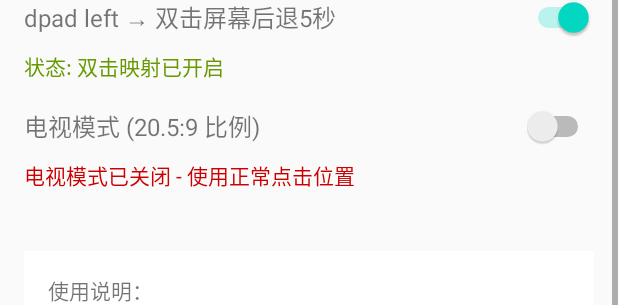
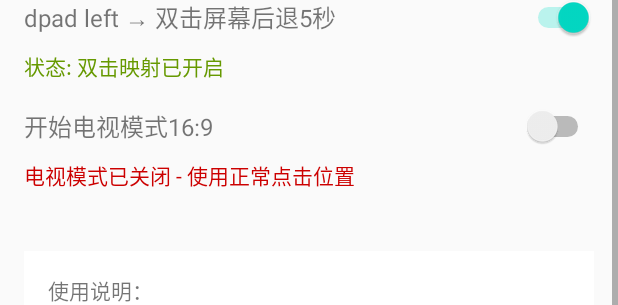
Before and after one commit to windy003/A_CRCK, an Android app: the layout activity_main.xml on its own in the app's theme, with its tools: preview values and no code run, scrolled down 120 dp, on a phone screen of 412 x 824 dp. Shown: the part 696-1001 px from the top of the screen. Run offline under Robolectric (Android 15) with nearby library versions, the phone set to English and light mode, and no system bars.

Commit message:
纠正了之前的手机和电视的名称错误,

```diff
--- a/app/build.gradle
+++ b/app/build.gradle
@@ -10,7 +10,7 @@
         minSdk 21
         targetSdk 34
         versionCode 1
-        versionName "2025/09/09-02"
+        versionName "2025/09/10-01"
     }
 
     buildTypes {
--- a/app/src/main/java/com/example/bluetoothkeymapper/MainActivity.kt
+++ b/app/src/main/java/com/example/bluetoothkeymapper/MainActivity.kt
@@ -239,7 +239,7 @@
 
             Toast.makeText(
                 this,
-                if (isChecked) "电视模式已开启 - 使用20.5:9坐标" else "电视模式已关闭 - 使用正常坐标",
+                if (isChecked) "电视模式已开启 - 使用16:9坐标" else "电视模式已关闭 - 使用正常坐标",
                 Toast.LENGTH_SHORT
             ).show()
         }
@@ -464,7 +464,7 @@
 
     private fun updateTvModeStatus(enabled: Boolean) {
         binding.tvTvModeStatus.text = if (enabled) {
-            "电视模式已开启 - 使用20.5:9全屏坐标(1740,95)"
+            "电视模式已开启 - 使用16:9全屏坐标"
         } else {
             "电视模式已关闭 - 使用正常点击位置"
         }
--- a/app/src/main/res/layout/activity_main.xml
+++ b/app/src/main/res/layout/activity_main.xml
@@ -142,7 +142,7 @@
             android:layout_width="0dp"
             android:layout_height="wrap_content"
             android:layout_weight="1"
-            android:text="电视模式 (20.5:9 比例)"
+            android:text="开始电视模式16:9"
             android:textSize="16sp" />
 
         <Switch
```
Also changed, not shown: app/src/main/java/com/example/bluetoothkeymapper/TvModeToggleTileService.kt (+6 -6 lines).
